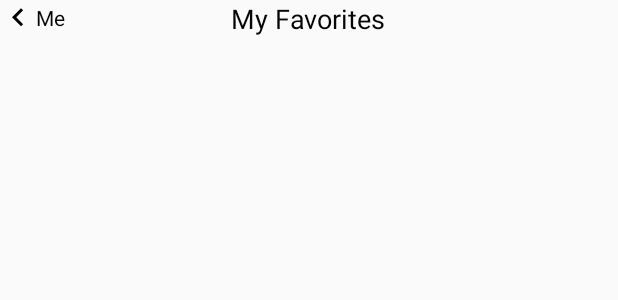
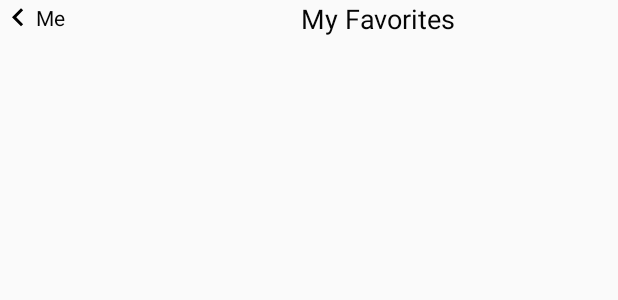
Before and after one commit to shuweizhao/Wokba, an Android app: the layout profile_favorite_actionbar_layout.xml on its own in the app's theme, with its tools: preview values and no code run, on a phone screen of 412 x 824 dp. Shown: the top 300 px of the screen. Run offline under Robolectric (Android 15) with nearby library versions, the light colour scheme and no system bars.

Commit message:
fixed actionbar in profile favorites

```diff
--- a/app/src/main/res/layout/profile_favorite_actionbar_layout.xml
+++ b/app/src/main/res/layout/profile_favorite_actionbar_layout.xml
@@ -1,10 +1,12 @@
 <?xml version="1.0" encoding="utf-8"?>
 <RelativeLayout xmlns:android="http://schemas.android.com/apk/res/android"
     android:layout_width="match_parent"
-    android:layout_height="match_parent">
+    android:layout_height="wrap_content">
         <ImageView
             android:layout_width="wrap_content"
             android:layout_height="wrap_content"
+            android:layout_alignParentLeft="true"
+            android:layout_alignParentTop="true"
             android:src="@drawable/ic_keyboard_arrow_left_24dp"
             android:id="@+id/imageView4" />
         <TextView
@@ -20,9 +22,9 @@
         <TextView android:layout_height="wrap_content"
             android:layout_width="wrap_content"
             android:text="@string/my_favorites"
-            android:layout_alignParentTop="true"
-            android:layout_centerHorizontal="true"
             android:textSize="18sp"
             android:gravity="center_vertical"
-            />
+            android:layout_alignParentTop="true"
+            android:layout_alignParentEnd="true"
+            android:layout_marginEnd="108dp" />
 </RelativeLayout>
```
